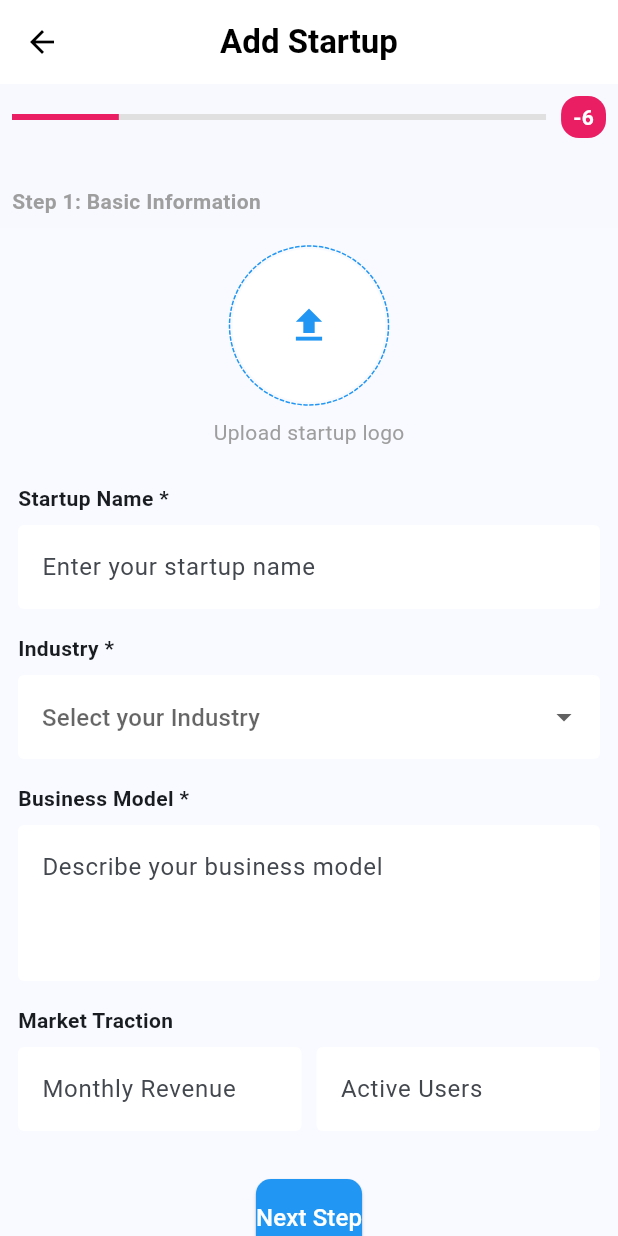
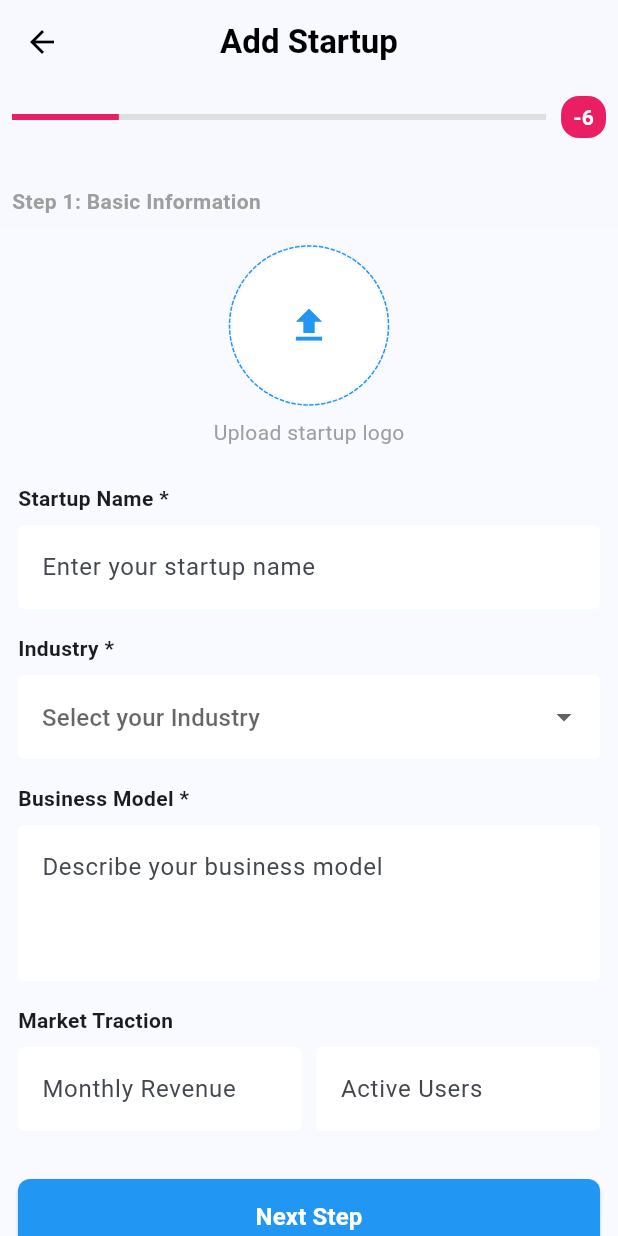
Before and after one commit to Riddhimagupta22/solution_challenge, a Flutter app: the AddStarup screen opened directly, on a phone screen of 412 x 824 dp. Run offline on Flutter 3.47's test engine with Material 3 defaults, Android fonts, the phone set to English and light mode, and no system bars; drawn by our look-alikes of dotted_border; our stand-ins replace firebase_auth, firebase_core, get, google_fonts, google_sign_in; accounts and stored records are empty.

Commit message:
new project

```diff
--- a/lib/Frontend/Screen/Add/add_starup.dart
+++ b/lib/Frontend/Screen/Add/add_starup.dart
@@ -13,8 +13,7 @@ class AddStarup extends StatelessWidget {
           title: Text("Add Startup",
               style:
                   TextStyle(color: Colors.black, fontWeight: FontWeight.bold)),
-          backgroundColor: Colors.white,
-          elevation: 0,
+
           centerTitle: true,
         ),
         body: SingleChildScrollView(
@@ -85,7 +84,7 @@ class AddStarup extends StatelessWidget {
                   Text("Industry *",
                       style: TextStyle(fontWeight: FontWeight.bold)),
                   SizedBox(height: 8),
-                  DropdownButtonFormField<String>(
+                  DropdownButtonFormField<String>(alignment: Alignment.center,
                     decoration: InputDecoration(
                       hintText: "Select your Industry",
                       filled: true,  // Enable filling
@@ -150,19 +149,23 @@ class AddStarup extends StatelessWidget {
                   // Next Step Button
                   Center(
                     child: ElevatedButton(
-                      onPressed: () {},
+                      onPressed: () {
+                        // Add your onPressed action here
+                      },
                       style: ElevatedButton.styleFrom(
+                        backgroundColor: Colors.blue, // Button background color
+                        foregroundColor: Colors.white, // Text color
+                        minimumSize: Size(double.infinity, 50), // Full width with a height of 50
+                        shape: RoundedRectangleBorder(
+                          borderRadius: BorderRadius.circular(8), // Rounded corners
+                        ),
+                      ),
+                      child: Text(
+                        "Next Step",
+                        style: TextStyle(fontSize: 16, fontWeight: FontWeight.bold),
+                      ),
+                    )
 
-                        backgroundColor: Colors.blue,
-                        padding:
-                            EdgeInsets.symmetric(vertical: 14, ),
-                        shape: RoundedRectangleBorder(
-
-                            borderRadius: BorderRadius.circular(10)),
-                      ),
-                      child: Text("Next Step",
-                          style: TextStyle(color: Colors.white, fontSize: 16)),
-                    ),
                   ),
                 ],
               ),
--- a/lib/main.dart
+++ b/lib/main.dart
@@ -21,6 +21,11 @@ class MyApp extends StatelessWidget {
     return GetMaterialApp(
       title: 'Flutter Demo',debugShowCheckedModeBanner: false,
       theme: ThemeData(
+        appBarTheme: AppBarTheme(
+          scrolledUnderElevation: 0,surfaceTintColor: Colors.transparent,
+          backgroundColor: Colors.transparent
+
+        ),
 
         colorScheme: ColorScheme.fromSeed(seedColor: Colors.blue),
         useMaterial3: true,
```
